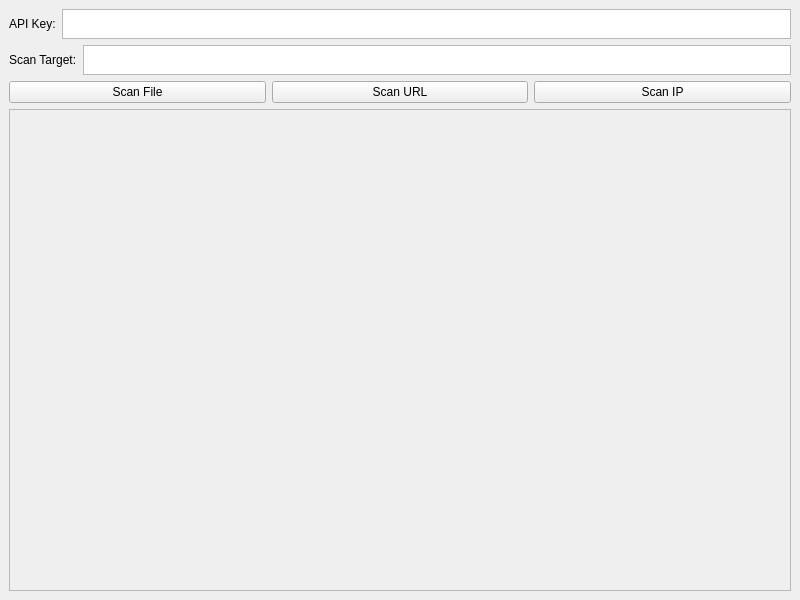
This is user_interface.ui in XBOPb/MaladyScan as Qt 5 draws it before an edit. The edited form follows.
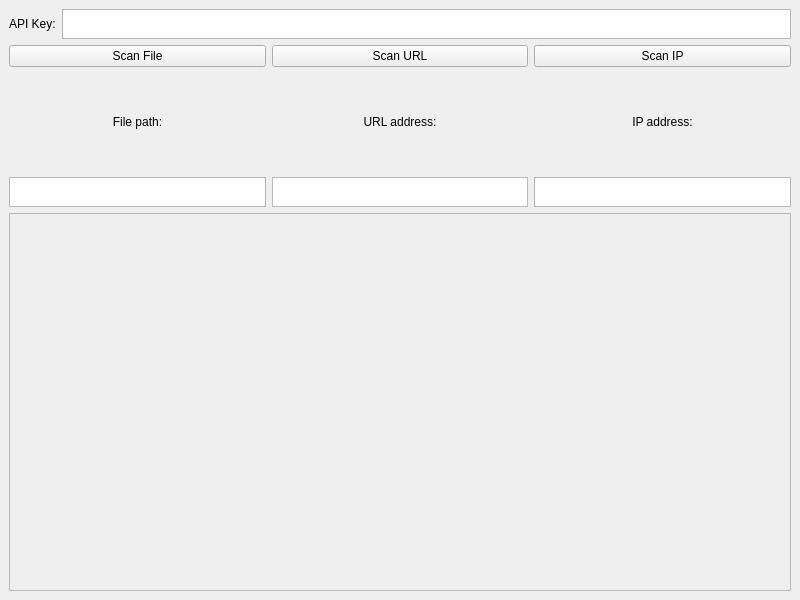
This is the edited form.

Commit message: file division, file scan button functionality

What changed in the file:
```diff
--- a/user_interface.ui
+++ b/user_interface.ui
@@ -16,7 +16,7 @@
   <widget class="QWidget" name="centralwidget">
    <layout class="QGridLayout" name="gridLayout">
     <item row="0" column="0">
-     <layout class="QVBoxLayout" name="general_lay" stretch="0,0,3,7">
+     <layout class="QVBoxLayout" name="general_lay" stretch="0,3,7">
       <item>
        <layout class="QHBoxLayout" name="title_api_lay">
         <item>
@@ -38,27 +38,6 @@
         </item>
        </layout>
       </item>
-      <item>
-       <layout class="QHBoxLayout" name="title_target_lay">
-        <item>
-         <widget class="QLabel" name="scan_target_label">
-          <property name="text">
-           <string>Scan Target:</string>
-          </property>
-         </widget>
-        </item>
-        <item>
-         <widget class="QTextEdit" name="scan_target_field">
-          <property name="maximumSize">
-           <size>
-            <width>16777215</width>
-            <height>30</height>
-           </size>
-          </property>
-         </widget>
-        </item>
-       </layout>
-      </item>
       <item>
        <layout class="QHBoxLayout" name="main_lay">
         <item>
@@ -70,6 +49,26 @@
             </property>
            </widget>
           </item>
+          <item>
+           <widget class="QLabel" name="file_path_label">
+            <property name="text">
+             <string>File path:</string>
+            </property>
+            <property name="alignment">
+             <set>Qt::AlignCenter</set>
+            </property>
+           </widget>
+          </item>
+          <item>
+           <widget class="QTextEdit" name="file_path_field">
+            <property name="maximumSize">
+             <size>
+              <width>16777215</width>
+              <height>30</height>
+             </size>
+            </property>
+           </widget>
+          </item>
          </layout>
         </item>
         <item>
@@ -81,6 +80,26 @@
             </property>
            </widget>
           </item>
+          <item>
+           <widget class="QLabel" name="url_address_label">
+            <property name="text">
+             <string>URL address:</string>
+            </property>
+            <property name="alignment">
+             <set>Qt::AlignCenter</set>
+            </property>
+           </widget>
+          </item>
+          <item>
+           <widget class="QTextEdit" name="url_address_field">
+            <property name="maximumSize">
+             <size>
+              <width>16777215</width>
+              <height>30</height>
+             </size>
+            </property>
+           </widget>
+          </item>
          </layout>
         </item>
         <item>
@@ -92,6 +111,26 @@
             </property>
            </widget>
           </item>
+          <item>
+           <widget class="QLabel" name="ip_address_label">
+            <property name="text">
+             <string>IP address:</string>
+            </property>
+            <property name="alignment">
+             <set>Qt::AlignCenter</set>
+            </property>
+           </widget>
+          </item>
+          <item>
+           <widget class="QTextEdit" name="ip_address_field">
+            <property name="maximumSize">
+             <size>
+              <width>16777215</width>
+              <height>30</height>
+             </size>
+            </property>
+           </widget>
+          </item>
          </layout>
         </item>
        </layout>
@@ -107,7 +146,7 @@
            <x>0</x>
            <y>0</y>
            <width>774</width>
-           <height>342</height>
+           <height>369</height>
           </rect>
          </property>
          <layout class="QGridLayout" name="gridLayout_2">
```
The commit also changes 5 other files.
